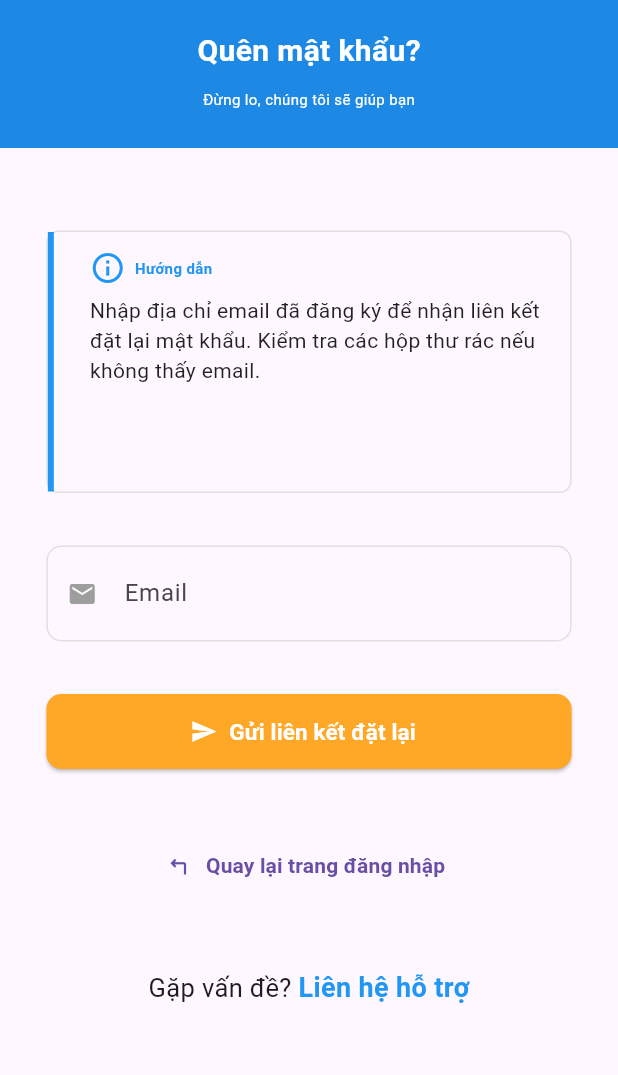
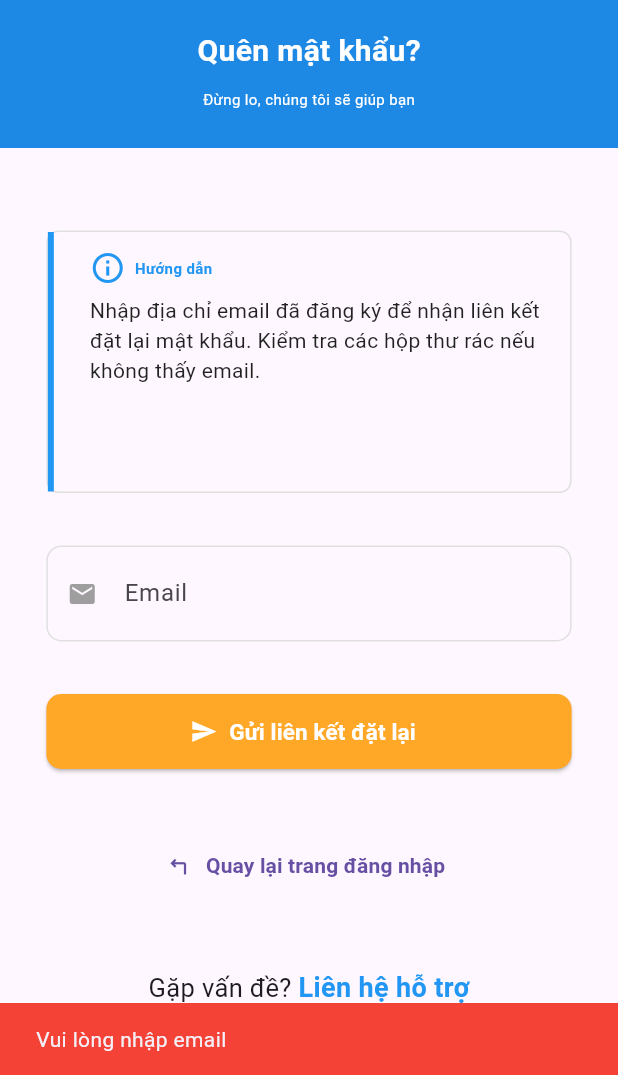
Before and after one commit to nghuy2903/flutter_prj, a Flutter app: the FogotPasswordPage screen opened by its route, after a tap on "Gửi liên kết đặt lại", on a phone screen of 412 x 824 dp, the part 161-1236 px from its top. Run offline on Flutter 3.47's test engine with Material 3 defaults, Android fonts, the phone set to English and light mode, and no system bars; our stand-ins replace equatable, flutter_bloc, shared_preferences, sqflite; missing offline and left inert: mailer; accounts and stored records are empty; key blocks and very long unbroken strings in the code were emptied for the run.

Commit message:
complete process get password and complete project

```diff
--- a/final_test/lib/Widget/page_forgot_password.dart
+++ b/final_test/lib/Widget/page_forgot_password.dart
@@ -1,7 +1,80 @@
 import 'package:flutter/material.dart';
+import 'package:final_test/MVC/db/user_dao.dart';
+import 'package:final_test/utils/mail_helper.dart';
 
-class FogotPasswordPage extends StatelessWidget {
+class FogotPasswordPage extends StatefulWidget {
   const FogotPasswordPage({super.key});
+
+  @override
+  State<FogotPasswordPage> createState() => _FogotPasswordPageState();
+}
+
+class _FogotPasswordPageState extends State<FogotPasswordPage> {
+  final TextEditingController _emailController = TextEditingController();
+  final UserDAO _userDAO = UserDAO();
+  bool _isLoading = false;
+
+  @override
+  void dispose() {
+    _emailController.dispose();
+    super.dispose();
+  }
+
+  Future<void> _handleSendMail() async {
+    final email = _emailController.text.trim();
+    if (email.isEmpty) {
+      ScaffoldMessenger.of(context).showSnackBar(
+        const SnackBar(
+          content: Text('Vui lòng nhập email'),
+          backgroundColor: Colors.red,
+        ),
+      );
+      return;
+    }
+    setState(() {
+      _isLoading = true;
+    });
+    try {
+      final user = await _userDAO.getUserByEmail(email);
+      if (user == null) {
+        ScaffoldMessenger.of(context).showSnackBar(
+          const SnackBar(
+            content: Text('Email không tồn tại trong hệ thống'),
+            backgroundColor: Colors.red,
+          ),
+        );
+        return;
+      }
+      // Sinh mật khẩu mới
+      final newPassword = MailHelper.generateStrongPassword(length: 10);
+      // Gửi mail
+      await MailHelper.sendMail(
+        toEmail: user.email,
+        subject: 'Mật khẩu mới cho tài khoản UTC2',
+        content: 'Mật khẩu mới của bạn là: $newPassword\nHãy đăng nhập và đổi lại mật khẩu ngay sau khi đăng nhập.',
+      );
+      // Cập nhật mật khẩu mới vào database
+      final updatedUser = user.copyWith(password: newPassword);
+      await _userDAO.updateUser(updatedUser);
+      ScaffoldMessenger.of(context).showSnackBar(
+        const SnackBar(
+          content: Text('Đã gửi mật khẩu mới về email của bạn!'),
+          backgroundColor: Colors.green,
+        ),
+      );
+    } catch (e) {
+      ScaffoldMessenger.of(context).showSnackBar(
+        SnackBar(
+          content: Text('Có lỗi xảy ra: ${e.toString()}'),
+          backgroundColor: Colors.red,
+        ),
+      );
+    } finally {
+      setState(() {
+        _isLoading = false;
+      });
+    }
+  }
 
   @override
   Widget build(BuildContext context) {
@@ -118,9 +191,9 @@ class FogotPasswordPage extends StatelessWidget {
                 SizedBox(height: 35,),
                 //Textfield Email
                 SizedBox(
-                  // padding: EdgeInsets.all(5),
                   width: widthScreen * 0.85,
                   child: TextField(
+                    controller: _emailController,
                     decoration: InputDecoration(
                       prefixIcon: Icon(Icons.email, color: Colors.grey, size: 20,),
                       hintText: 'Email',
@@ -146,10 +219,19 @@ class FogotPasswordPage extends StatelessWidget {
                   width: widthScreen*0.85,
                   height: 50,
                   child: ElevatedButton.icon(
-                    onPressed: (){},
-                    icon: Icon(Icons.send, color: Colors.white,),
+                    onPressed: _isLoading ? null : _handleSendMail,
+                    icon: _isLoading
+                        ? SizedBox(
+                            width: 24,
+                            height: 24,
+                            child: CircularProgressIndicator(
+                              color: Colors.white,
+                              strokeWidth: 2,
+                            ),
+                          )
+                        : Icon(Icons.send, color: Colors.white,),
                     label: Text(
-                      'Gửi liên kết đặt lại',
+                      _isLoading ? 'Đang gửi...' : 'Gửi liên kết đặt lại',
                       style: TextStyle(
                         color: Colors.white,
                         fontWeight: FontWeight.bold,
@@ -205,7 +287,5 @@ class FogotPasswordPage extends StatelessWidget {
         )
       )
     );
-
-
   }
 }
--- a/final_test/lib/Widget/page_register.dart
+++ b/final_test/lib/Widget/page_register.dart
@@ -58,6 +58,15 @@ class _PageRegister extends State<PageRegister> {
     });
   }
 
+  // Hàm kiểm tra định dạng email
+  bool _isValidEmail(String email) {
+    // Biểu thức chính quy để kiểm tra định dạng email
+    final emailRegex = RegExp(
+      r'^[a-zA-Z0-9._%+-]+@[a-zA-Z0-9.-]+\.[a-zA-Z]{2,}$',
+    );
+    return emailRegex.hasMatch(email);
+  }
+
   // Hàm xử lý đăng ký
   Future<void> _handleRegister() async {
     // Kiểm tra dữ liệu nhập vào
@@ -70,6 +79,17 @@ class _PageRegister extends State<PageRegister> {
       ScaffoldMessenger.of(context).showSnackBar(
         const SnackBar(
           content: Text('Vui lòng nhập đầy đủ thông tin'),
+          backgroundColor: Colors.red,
+        ),
+      );
+      return;
+    }
+
+    // Kiểm tra định dạng email
+    if (!_isValidEmail(_emailController.text)) {
+      ScaffoldMessenger.of(context).showSnackBar(
+        const SnackBar(
+          content: Text('Email không đúng định dạng'),
           backgroundColor: Colors.red,
         ),
       );
--- a/final_test/pubspec.yaml
+++ b/final_test/pubspec.yaml
@@ -32,6 +32,7 @@ dependencies:
     sdk: flutter
   sqflite: ^2.3.0
   path_provider: ^2.1.1
+  mailer: ^6.0.1
 
   # The following adds the Cupertino Icons font to your application.
   # Use with the CupertinoIcons class for iOS style icons.
```
Also changed, not shown: final_test/lib/main.dart (+4 -3 lines), final_test/lib/utils/mail_helper.dart (added, +42 -0 lines), final_test/pubspec.lock.
